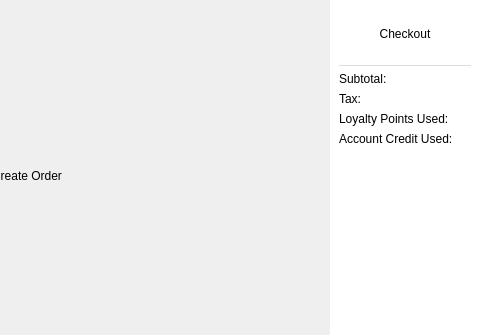
First picture: the form in src/view/makeorderview.ui, repository aidanMiklos/COMP3004FINAL, before the edit; both pictures show x 426 to 906 and y 0 to 335 of the 906 by 500 pixel window.
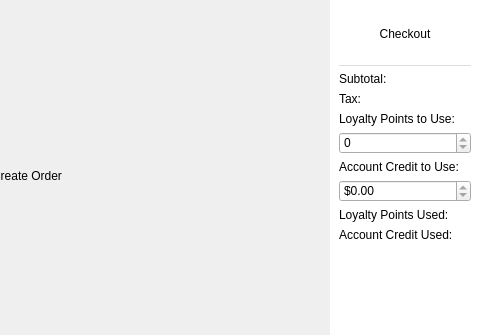
Second picture: the form after the edit.

Commit message: let customers choose loyalty points and credit at checkout

```diff
--- a/src/view/makeorderview.ui
+++ b/src/view/makeorderview.ui
@@ -382,6 +382,37 @@
           </property>
          </widget>
         </item>
+        <item>
+         <widget class="QLabel" name="makeOrderPointsInputLbl">
+          <property name="text">
+           <string>Loyalty Points to Use:</string>
+          </property>
+         </widget>
+        </item>
+        <item>
+         <widget class="QSpinBox" name="makeOrderPointsInput">
+          <property name="maximum">
+           <number>0</number>
+          </property>
+         </widget>
+        </item>
+        <item>
+         <widget class="QLabel" name="makeOrderCreditInputLbl">
+          <property name="text">
+           <string>Account Credit to Use:</string>
+          </property>
+         </widget>
+        </item>
+        <item>
+         <widget class="QDoubleSpinBox" name="makeOrderCreditInput">
+          <property name="prefix">
+           <string>$</string>
+          </property>
+          <property name="maximum">
+           <double>0.000000</double>
+          </property>
+         </widget>
+        </item>
         <item>
          <widget class="QLabel" name="makeOrderPointsUsedLbl">
           <property name="text">
```
The commit also changes 5 other files.
